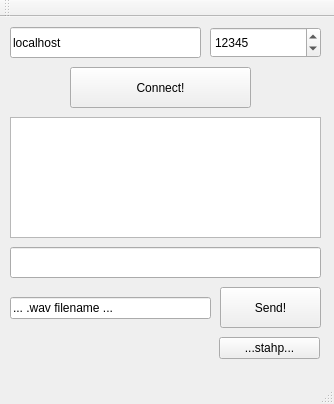
This is QtClient - basics/AudioClient/clientwindow.ui in zkatzen/sk2-projekt as Qt 5 draws it before an edit. The edited form follows.
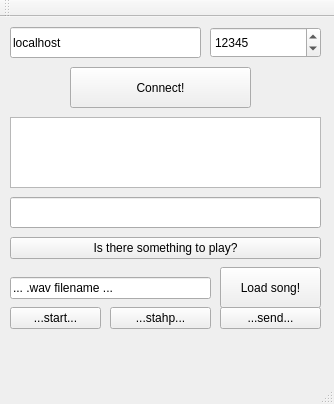
This is the edited form.

Commit message: Client can play initial song; start working on uploading music

The edit to the form file:
```diff
--- a/QtClient - basics/AudioClient/clientwindow.ui
+++ b/QtClient - basics/AudioClient/clientwindow.ui
@@ -62,7 +62,7 @@
       <x>10</x>
       <y>100</y>
       <width>311</width>
-      <height>121</height>
+      <height>71</height>
      </rect>
     </property>
    </widget>
@@ -70,7 +70,7 @@
     <property name="geometry">
      <rect>
       <x>10</x>
-      <y>230</y>
+      <y>180</y>
       <width>311</width>
       <height>31</height>
      </rect>
@@ -80,20 +80,20 @@
     <property name="geometry">
      <rect>
       <x>220</x>
-      <y>270</y>
+      <y>250</y>
       <width>101</width>
       <height>41</height>
      </rect>
     </property>
     <property name="text">
-     <string>Send!</string>
+     <string>Load song!</string>
     </property>
    </widget>
    <widget class="QLineEdit" name="fileNameInput">
     <property name="geometry">
      <rect>
       <x>10</x>
-      <y>280</y>
+      <y>260</y>
       <width>201</width>
       <height>22</height>
      </rect>
@@ -105,8 +105,8 @@
    <widget class="QPushButton" name="stopButton">
     <property name="geometry">
      <rect>
-      <x>219</x>
-      <y>320</y>
+      <x>110</x>
+      <y>290</y>
       <width>101</width>
       <height>22</height>
      </rect>
@@ -115,6 +115,45 @@
      <string>...stahp...</string>
     </property>
    </widget>
+   <widget class="QPushButton" name="serverPlayButton">
+    <property name="geometry">
+     <rect>
+      <x>10</x>
+      <y>220</y>
+      <width>311</width>
+      <height>22</height>
+     </rect>
+    </property>
+    <property name="text">
+     <string>Is there something to play?</string>
+    </property>
+   </widget>
+   <widget class="QPushButton" name="startButton">
+    <property name="geometry">
+     <rect>
+      <x>10</x>
+      <y>290</y>
+      <width>91</width>
+      <height>22</height>
+     </rect>
+    </property>
+    <property name="text">
+     <string>...start...</string>
+    </property>
+   </widget>
+   <widget class="QPushButton" name="sendButton">
+    <property name="geometry">
+     <rect>
+      <x>220</x>
+      <y>290</y>
+      <width>101</width>
+      <height>22</height>
+     </rect>
+    </property>
+    <property name="text">
+     <string>...send...</string>
+    </property>
+   </widget>
   </widget>
   <widget class="QMenuBar" name="menuBar">
    <property name="geometry">
```
The commit also changes 5 other files.
